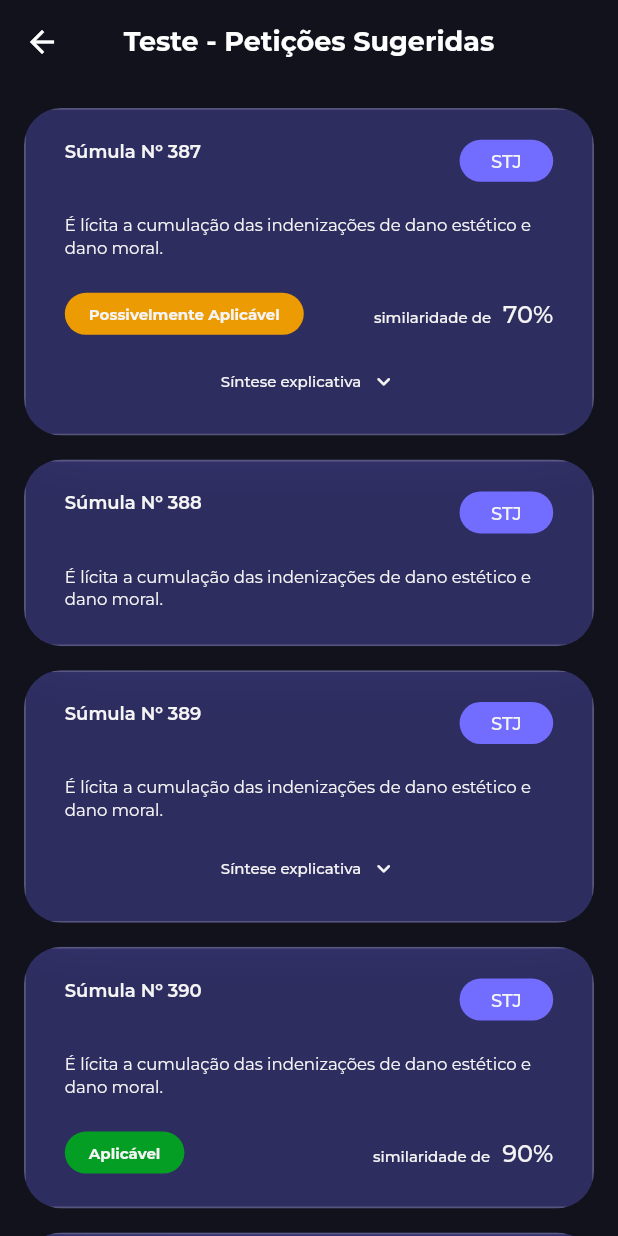
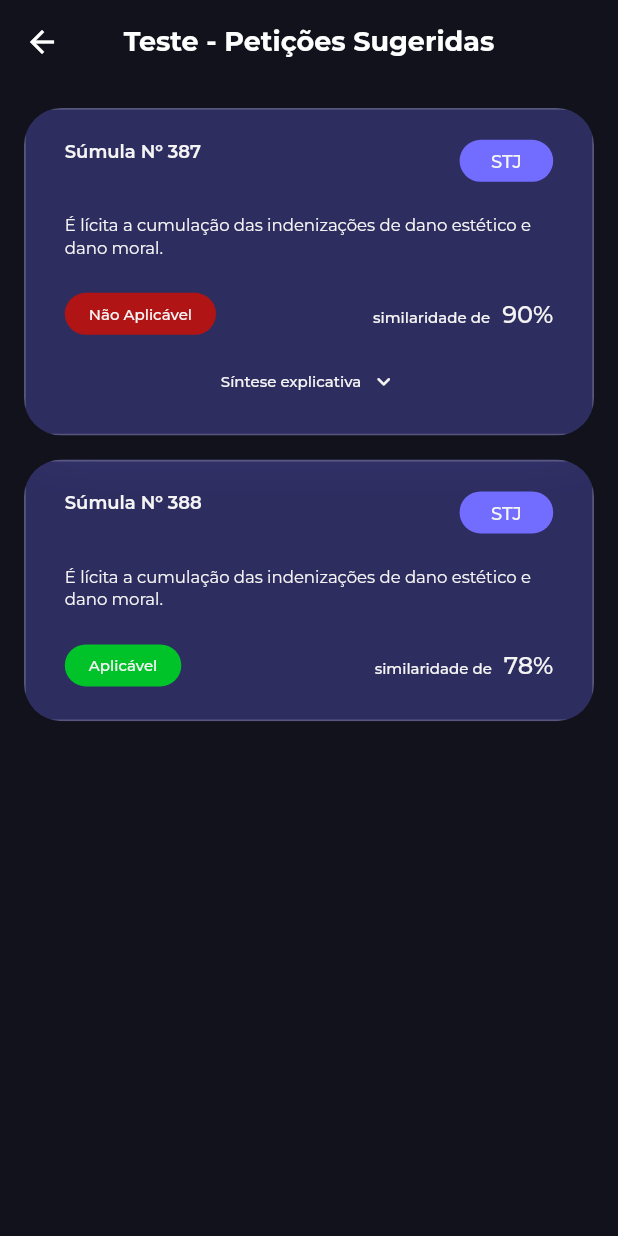
Before and after one commit to SkyFlyTeam/veredito-frontend, a Flutter app: the PrecedentSuggestedTestScreen screen opened directly, on a phone screen of 412 x 824 dp. Run offline on Flutter 3.47's test engine with Material 3 defaults, Android fonts, the phone set to English and light mode, and no system bars; drawn by our look-alikes of toastification; our stand-ins replace dio, file_picker, flutter_dotenv, flutter_riverpod, flutter_secure_storage, flutter_svg and 1 more; missing offline and left inert: dart_jsonwebtoken; accounts and stored records are empty.

```diff
--- a/lib/features/precedent/data/models/precedent_suggested_model.dart
+++ b/lib/features/precedent/data/models/precedent_suggested_model.dart
@@ -5,8 +5,8 @@
   final int id;
   final int petitionId;
   final int precedentId;
-  final double? percentualSimilaridade;
-  final int? classificacao;
+  final double percentualSimilaridade;
+  final int classificacao;
   final String? sinteseExplicativa;
   final PrecedentModel? precedent;
 
@@ -25,9 +25,6 @@
         json['sintese_explicativa']?.toString().trim() ?? '';
     final petition = _asMap(json['peticao']);
     final precedent = _asMap(json['precedente']);
-    final percentualSimilaridadeRaw =
-        json['percentual_similaridade']?.toString().trim() ?? '';
-    final classificacaoRaw = json['classificacao']?.toString().trim() ?? '';
 
     return PrecedentSuggestedModel(
       id:
@@ -57,15 +54,13 @@
               ) ??
           0,
       percentualSimilaridade:
-          percentualSimilaridadeRaw.isEmpty
-              ? null
-              : (json['percentual_similaridade'] as num?)?.toDouble() ??
-                    double.tryParse(percentualSimilaridadeRaw),
+          (json['percentual_similaridade'] as num?)?.toDouble() ??
+          double.tryParse(json['percentual_similaridade']?.toString() ?? '') ??
+          0,
       classificacao:
-          classificacaoRaw.isEmpty
-              ? null
-              : (json['classificacao'] as num?)?.toInt() ??
-                    int.tryParse(classificacaoRaw),
+          (json['classificacao'] as num?)?.toInt() ??
+          int.tryParse(json['classificacao']?.toString() ?? '') ??
+          0,
       sinteseExplicativa:
           sinteseExplicativa.isEmpty ? null : sinteseExplicativa,
       precedent:
--- a/lib/features/precedent/domain/entities/precedent_suggested.dart
+++ b/lib/features/precedent/domain/entities/precedent_suggested.dart
@@ -4,8 +4,8 @@
   final int id;
   final int petitionId;
   final int precedentId;
-  final double? percentualSimilaridade;
-  final int? classificacao;
+  final double percentualSimilaridade;
+  final int classificacao;
   final String? sinteseExplicativa;
   final Precedent? precedent;
 
--- a/lib/features/precedent/presentation/PrecedentSuggested/screens/teste.dart
+++ b/lib/features/precedent/presentation/PrecedentSuggested/screens/teste.dart
@@ -14,8 +14,8 @@
         id: 1,
         petitionId: 1,
         precedentId: 387,
-        percentualSimilaridade: 70,
-        classificacao: 2,
+        percentualSimilaridade: 90,
+        classificacao: 0,
         sinteseExplicativa:
             'Ambas teses tratam sobre os novos procedimentos estéticos que causam dano moral e legal.',
         precedent: Precedent(
@@ -33,69 +33,14 @@
         id: 2,
         petitionId: 1,
         precedentId: 388,
-        percentualSimilaridade: null,
-        classificacao: null,
+        percentualSimilaridade: 78,
+        classificacao: 1,
         sinteseExplicativa: null,
         precedent: Precedent(
           id: 388,
           numeroRegistro: '388',
           tese: 'É lícita a cumulação das indenizações de dano estético e dano moral.',
           ultimaAtualizacao: DateTime(2026, 3, 25),
-          teseVetor: null,
-          questaoVetor: null,
-          tribunalNome: 'Superior Tribunal de Justiça',
-          tribunalSigla: 'STJ',
-        ),
-      ),
-      PrecedentSuggested(
-        id: 3,
-        petitionId: 1,
-        precedentId: 389,
-        percentualSimilaridade: null,
-        classificacao: null,
-        sinteseExplicativa:
-            'Ambas teses tratam sobre os novos procedimentos estéticos que causam dano moral e legal.',
-        precedent: Precedent(
-          id: 389,
-          numeroRegistro: '389 ',
-          tese: 'É lícita a cumulação das indenizações de dano estético e dano moral.',
-          ultimaAtualizacao: DateTime(2026, 3, 26),
-          teseVetor: null,
-          questaoVetor: null,
-          tribunalNome: 'Superior Tribunal de Justiça',
-          tribunalSigla: 'STJ',
-        ),
-      ),
-      PrecedentSuggested(
-        id: 4,
-        petitionId: 1,
-        precedentId: 390,
-        percentualSimilaridade: 90,
-        classificacao: 1,
-        sinteseExplicativa: null,
-        precedent: Precedent(
-          id: 390,
-          numeroRegistro: '390',
-          tese: 'É lícita a cumulação das indenizações de dano estético e dano moral.',
-          ultimaAtualizacao: DateTime(2026, 3, 26),
-          teseVetor: null,
-          questaoVetor: null,
-          tribunalNome: 'Superior Tribunal de Justiça',
-          tribunalSigla: 'STJ',
-        ),
-      ),
-      PrecedentSuggested(
-        id: 5,
-        petitionId: 1,
-        precedentId: 391,
-        percentualSimilaridade: 40,
-        classificacao: 0,
-        sinteseExplicativa: null,
-        precedent: Precedent(
-          id: 391,
-          numeroRegistro: '391',
-          tese: 'É lícita a cumulação das indenizações de dano estético e dano moral.',
-          ultimaAtualizacao: DateTime(2026, 3, 26),
           teseVetor: null,
           questaoVetor: null,
           tribunalNome: 'Superior Tribunal de Justiça',
--- a/lib/features/precedent/presentation/PrecedentSuggested/widget/PrecedentSuggestedCard.dart
+++ b/lib/features/precedent/presentation/PrecedentSuggested/widget/PrecedentSuggestedCard.dart
@@ -49,9 +49,8 @@
   Color get _classificationColor {
     switch (widget.suggestion.classificacao) {
       case 2:
-        return AppColors.yellow500;
       case 1:
-        return AppColors.green600;
+        return AppColors.green500;
       case 0:
       default:
         return AppColors.red500;
@@ -63,10 +62,7 @@
     final textTheme = Theme.of(context).textTheme;
     final hasSinteseExplicativa = widget.suggestion.hasSinteseExplicativa;
     final sinteseExplicativa = widget.suggestion.sinteseExplicativa?.trim();
-    final similarity = widget.suggestion.percentualSimilaridade?.toStringAsFixed(0);
-    final hasClassificationAndSimilarity =
-        widget.suggestion.classificacao != null &&
-        widget.suggestion.percentualSimilaridade != null;
+    final similarity = widget.suggestion.percentualSimilaridade.toStringAsFixed(0);
     final resolvedTitle = _resolveText(widget.title, widget.suggestion.resolvedTitle);
     final resolvedTribunalSigla = _resolveText(
       widget.tribunalSigla,
@@ -119,7 +115,6 @@
                   letterSpacing: 0,
                 ),
               ),
-              if (hasClassificationAndSimilarity) ...[
               const SizedBox(height: 22),
               Row(
                 crossAxisAlignment: CrossAxisAlignment.center,
@@ -140,7 +135,7 @@
                       style: textTheme.bodySmall?.copyWith(
                         color: AppColors.gray100,
                         fontSize: 10,
-                          fontWeight: FontWeight.w700,
+                        fontWeight: FontWeight.w500,
                         height: 1.2,
                         letterSpacing: 0,
                       ),
@@ -178,7 +173,6 @@
                   ),
                 ],
               ),
-              ],
               if (hasSinteseExplicativa) ...[
                 const SizedBox(height: 18),
                 Center(
--- a/lib/routes/app_router.dart
+++ b/lib/routes/app_router.dart
@@ -2,7 +2,6 @@
 
 import '../features/account/presentation/login/screens/login_screen.dart';
 import '../features/account/presentation/profile/screens/profile_screen.dart';
-import '../features/precedent/presentation/PrecedentSuggested/screens/teste.dart'; // arrancar depois
 
 import '../features/petition/presentation/petition_history/screens/petition_history_screen.dart';
 import '../features/petition/presentation/petition_upload/screens/petition_upload_screen.dart';
@@ -14,15 +13,12 @@
   static const petitionUpload = '/petition_upload';
   static const profile = '/profile';
   static const petitionHistory = '/petition_history';
-  static const precedentSuggestedTest = '/precedent_suggested_test'; // arrancar depois
-
 
   static final Set<String> publicRoutes = {
     login,
     petitionUpload,
     profile,
     petitionHistory,
-    precedentSuggestedTest, // arrancar depois
   };
 
   static const List<AppBottomNavItem> homeBottomItems = [
@@ -41,11 +37,6 @@
       icon: Icons.person_rounded,
       route: profile,
     ),
-    AppBottomNavItem( // arrancar depois
-    label: 'Teste',
-    icon: Icons.science_rounded,
-    route: precedentSuggestedTest,
-  ),
   ];
 
   static int _indexForRoute(String route) {
@@ -70,8 +61,6 @@
     switch (routeName) {
       case login:
         return _buildSimpleRoute(child: const LoginScreen());
-      case precedentSuggestedTest: // arrancar depois
-        return _buildSimpleRoute(child: const PrecedentSuggestedTestScreen()); // arrancar depois
       case petitionUpload:
       case profile:
       case petitionHistory:
@@ -100,7 +89,6 @@
     PetitionUploadScreen(),
     PetitionHistoryScreen(),
     ProfileScreen(),
-    PrecedentSuggestedTestScreen(), // arrancar depois
   ];
 
   @override
```
Lines whose indentation alone changed are shown as unchanged.
